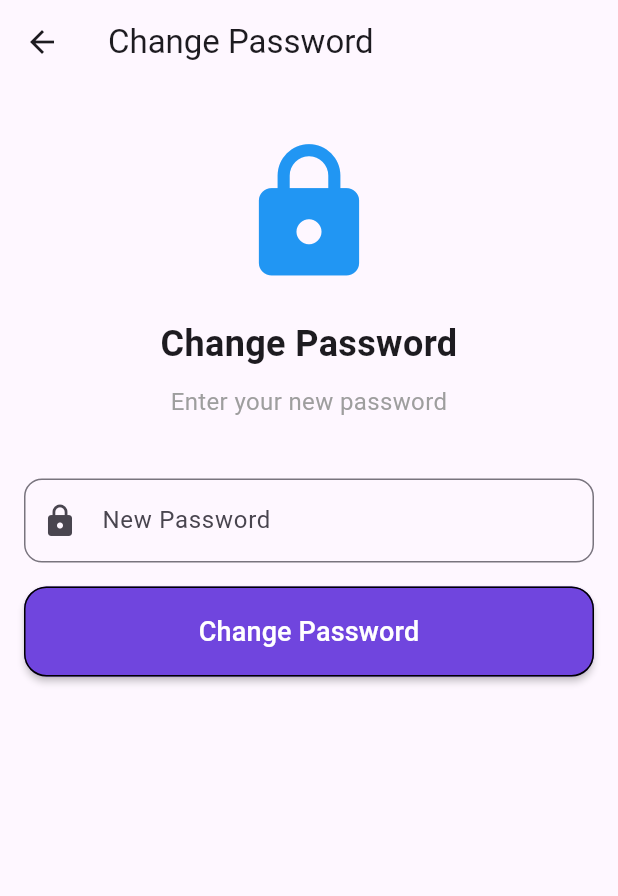
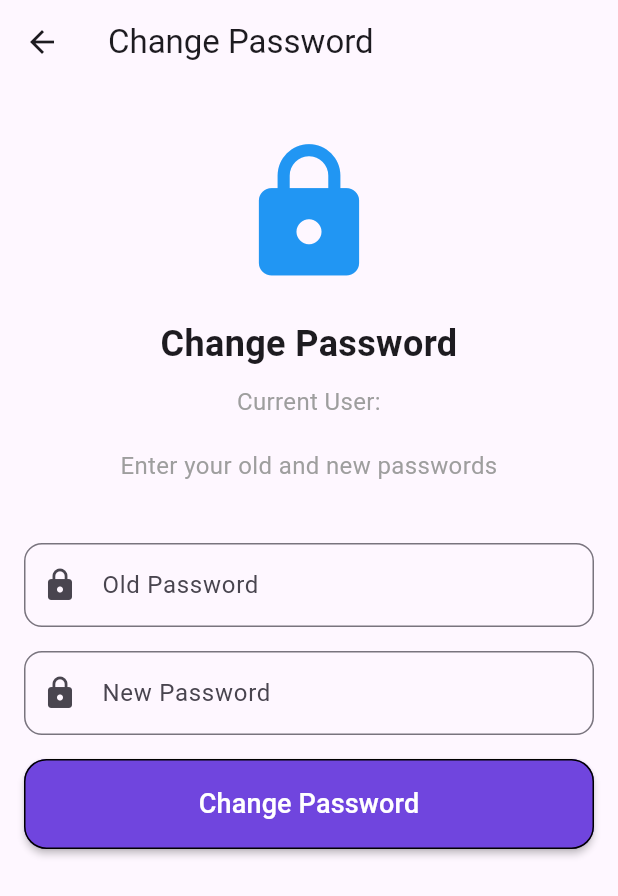
Before and after one commit to VinChriZ/MoneyManager, a Flutter app: the screen it shows once a user with an empty profile is signed in, item 2 of the bottom bar chosen, after a tap on "Change Password", on a phone screen of 412 x 824 dp. Shown: the top 896 px of the screen. Run offline on Flutter 3.47's test engine with Material 3 defaults, Android fonts, the phone set to English and light mode, and no system bars; our stand-ins replace cloud_firestore, firebase_auth, firebase_core, fl_chart, flutter_speed_dial, font_awesome_flutter and 1 more; accounts and stored records are empty; network calls fail.

Commit message:
Change password Done

```diff
--- a/lib/Profile/change_password.dart
+++ b/lib/Profile/change_password.dart
@@ -10,20 +10,40 @@ class ChangePassword extends StatefulWidget {
 }
 
 class _ChangePasswordState extends State<ChangePassword> {
+  final oldPasswordController = TextEditingController();
   final newPasswordController = TextEditingController();
+
+  @override
+  void initState() {
+    super.initState();
+    // Load current user's email when widget initializes
+    _loadCurrentUserEmail();
+  }
+
+  String currentUserEmail = '';
+
+  Future<void> _loadCurrentUserEmail() async {
+    User? user = FirebaseAuth.instance.currentUser;
+    if (user != null) {
+      setState(() {
+        currentUserEmail = user.email!;
+      });
+    }
+  }
 
   Future<void> _changePassword(BuildContext context) async {
     try {
       User? user = FirebaseAuth.instance.currentUser;
       if (user != null) {
-      // Prompt for re-authentication (example using email and password)
+        // Prompt for re-authentication
         String email = user.email!;
-      String password = 'jason123'; // Replace with user's current password
+        String password = oldPasswordController.text.trim();
 
-      AuthCredential credential = EmailAuthProvider.credential(email: email, password: password);
+        AuthCredential credential =
+            EmailAuthProvider.credential(email: email, password: password);
         await user.reauthenticateWithCredential(credential);
 
-      // Now update the password
+        // Update the password
         await user.updatePassword(newPasswordController.text.trim());
 
         // Show success dialog
@@ -98,8 +118,18 @@ class _ChangePasswordState extends State<ChangePassword> {
               ),
             ),
             const SizedBox(height: 10.0),
+            // Display current user email
+            Text(
+              'Current User: $currentUserEmail',
+              textAlign: TextAlign.center,
+              style: TextStyle(
+                fontSize: 16.0,
+                color: Colors.grey,
+              ),
+            ),
+            const SizedBox(height: 20.0),
             const Text(
-              'Enter your new password',
+              'Enter your old and new passwords',
               textAlign: TextAlign.center,
               style: TextStyle(
                 fontSize: 16.0,
@@ -107,6 +137,20 @@ class _ChangePasswordState extends State<ChangePassword> {
               ),
             ),
             const SizedBox(height: 40.0),
+
+            // Old Password TextField
+            TextField(
+              controller: oldPasswordController,
+              decoration: InputDecoration(
+                labelText: 'Old Password',
+                prefixIcon: Icon(Icons.lock),
+                border: OutlineInputBorder(
+                  borderRadius: BorderRadius.circular(12.0),
+                ),
+              ),
+              obscureText: true,
+            ),
+            const SizedBox(height: 16.0),
 
             // New Password TextField
             TextField(
```
Lines whose indentation alone changed are shown as unchanged.
